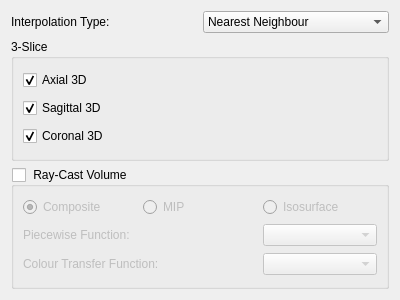
Qt form rtUI/volume3DOptions.ui (pengwg/vurtigo) before a commit.
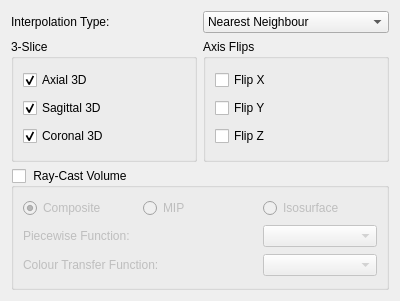
The same form after that commit.

Commit message:
Added flips to the 3D volumes BugID:644 Analysis:3D volumes can now be flipped along the x,y, and z axis.
Resolution:

Reviewed by:

Diff of the .ui file:
```diff
--- a/rtUI/volume3DOptions.ui
+++ b/rtUI/volume3DOptions.ui
@@ -7,13 +7,13 @@
     <x>0</x>
     <y>0</y>
     <width>400</width>
-    <height>300</height>
+    <height>301</height>
    </rect>
   </property>
   <property name="windowTitle">
    <string>Form</string>
   </property>
-  <layout class="QVBoxLayout" name="verticalLayout">
+  <layout class="QVBoxLayout" name="verticalLayout_2">
    <item>
     <layout class="QHBoxLayout" name="horizontalLayout">
      <item>
@@ -45,6 +45,8 @@
     </layout>
    </item>
    <item>
+    <layout class="QHBoxLayout" name="horizontalLayout_2">
+     <item>
     <widget class="QGroupBox" name="groupBox">
      <property name="title">
       <string>3-Slice</string>
@@ -82,6 +84,38 @@
       </item>
      </layout>
     </widget>
+     </item>
+     <item>
+      <widget class="QGroupBox" name="groupBox_2">
+       <property name="title">
+        <string>Axis Flips</string>
+       </property>
+       <layout class="QVBoxLayout" name="verticalLayout">
+        <item>
+         <widget class="QCheckBox" name="flipXCheck">
+          <property name="text">
+           <string>Flip X</string>
+          </property>
+         </widget>
+        </item>
+        <item>
+         <widget class="QCheckBox" name="flipYCheck">
+          <property name="text">
+           <string>Flip Y</string>
+          </property>
+         </widget>
+        </item>
+        <item>
+         <widget class="QCheckBox" name="flipZCheck">
+          <property name="text">
+           <string>Flip Z</string>
+          </property>
+         </widget>
+        </item>
+       </layout>
+      </widget>
+     </item>
+    </layout>
    </item>
    <item>
     <widget class="QGroupBox" name="groupRayCastVolume">
```
Lines whose indentation alone changed are shown as unchanged. The commit also changes 3 other files.
